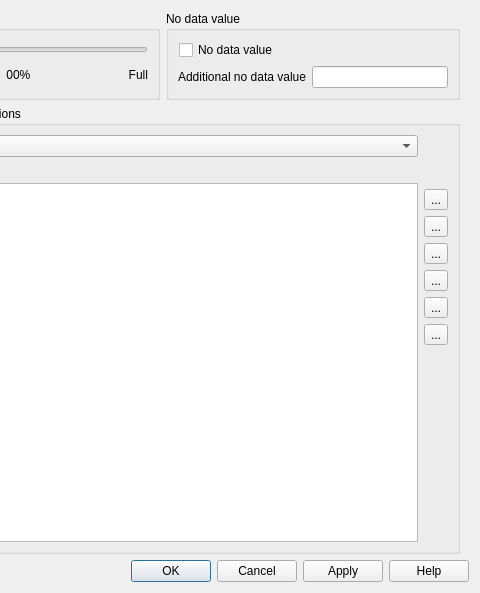
Old version of the form src/ui/qgsrasterlayerpropertiesbase.ui in the repository qgis/QGIS; both pictures show x 309 to 789 and y 0 to 593 of the 789 by 593 pixel window.
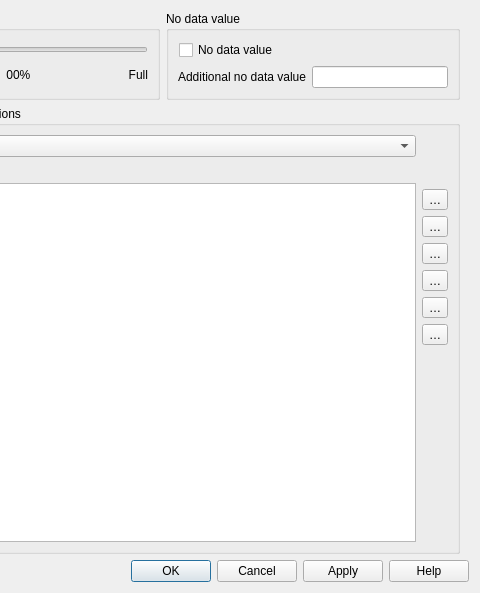
New version of the form. The open tabs and pages were chosen to show the change. Icons and pictures are not drawn. Custom widgets are drawn as their Qt base class.

What changed in the file:
```diff
--- a/src/ui/qgsrasterlayerpropertiesbase.ui
+++ b/src/ui/qgsrasterlayerpropertiesbase.ui
@@ -1358,7 +1358,7 @@
                        <string>Add values manually</string>
                       </property>
                       <property name="text">
-                       <string>...</string>
+                       <string>…</string>
                       </property>
                       <property name="icon">
                        <iconset resource="../../images/images.qrc">
@@ -1375,7 +1375,7 @@
                        <string>Add values from display</string>
                       </property>
                       <property name="text">
-                       <string>...</string>
+                       <string>…</string>
                       </property>
                       <property name="icon">
                        <iconset resource="../../images/images.qrc">
@@ -1389,7 +1389,7 @@
                        <string>Remove selected row</string>
                       </property>
                       <property name="text">
-                       <string>...</string>
+                       <string>…</string>
                       </property>
                       <property name="icon">
                        <iconset resource="../../images/images.qrc">
@@ -1403,7 +1403,7 @@
                        <string>Default values</string>
                       </property>
                       <property name="text">
-                       <string>...</string>
+                       <string>…</string>
                       </property>
                       <property name="icon">
                        <iconset resource="../../images/images.qrc">
@@ -1417,7 +1417,7 @@
                        <string>Import from file</string>
                       </property>
                       <property name="text">
-                       <string>...</string>
+                       <string>…</string>
                       </property>
                       <property name="icon">
                        <iconset resource="../../images/images.qrc">
@@ -1431,7 +1431,7 @@
                        <string>Export to file</string>
                       </property>
                       <property name="text">
-                       <string>...</string>
+                       <string>…</string>
                       </property>
                       <property name="icon">
                        <iconset resource="../../images/images.qrc">
```
